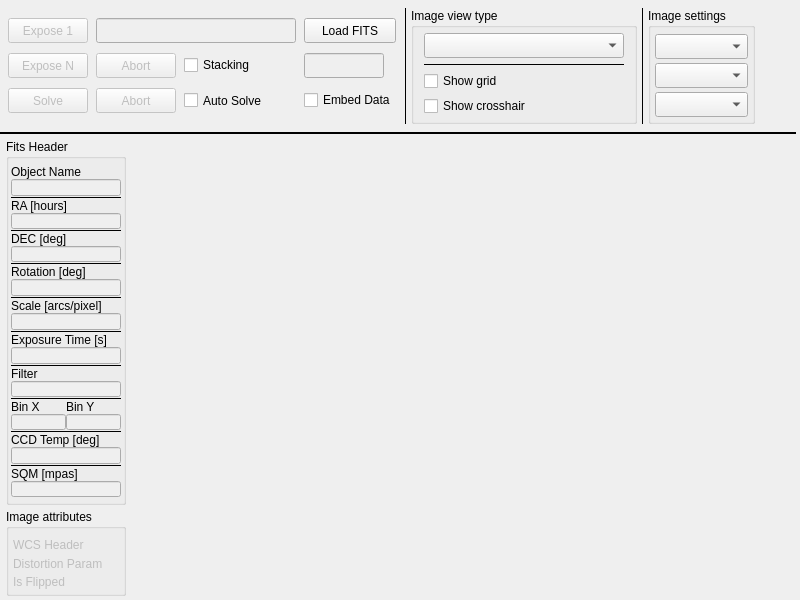
Old version of the form mw4/gui/widgets/image.ui in the repository mworion/MountWizzard4.
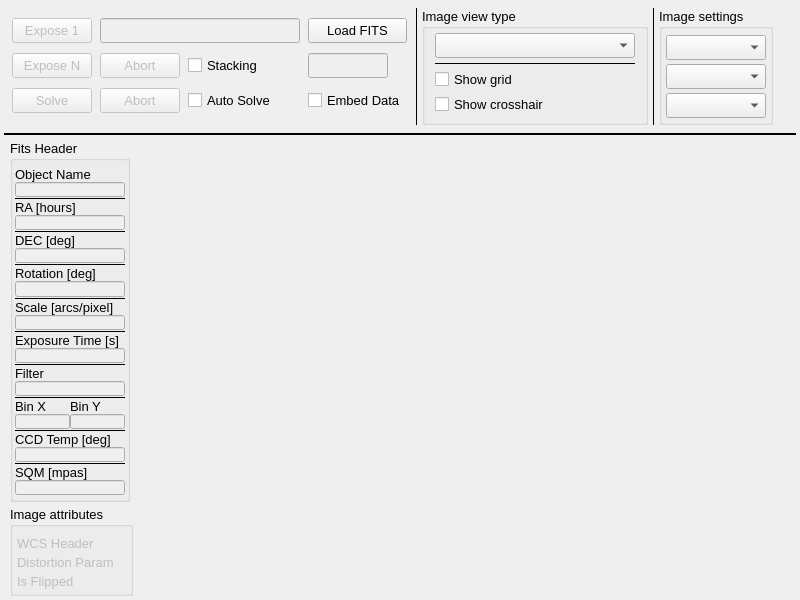
New version of the form.

```diff
--- a/mw4/gui/widgets/image.ui
+++ b/mw4/gui/widgets/image.ui
@@ -31,6 +31,7 @@
   <property name="font">
    <font>
     <family>Arial</family>
+    <pointsize>10</pointsize>
    </font>
   </property>
   <property name="windowTitle">
@@ -41,7 +42,7 @@
     <number>4</number>
    </property>
    <property name="leftMargin">
-    <number>0</number>
+    <number>4</number>
    </property>
    <property name="topMargin">
     <number>4</number>
```
